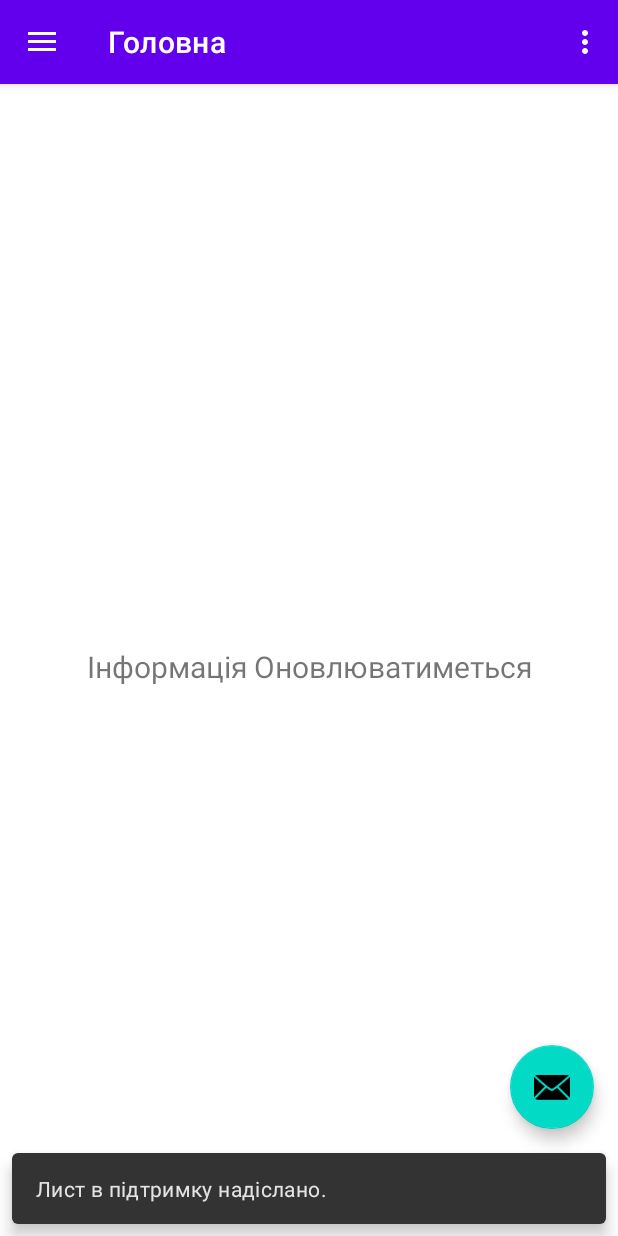
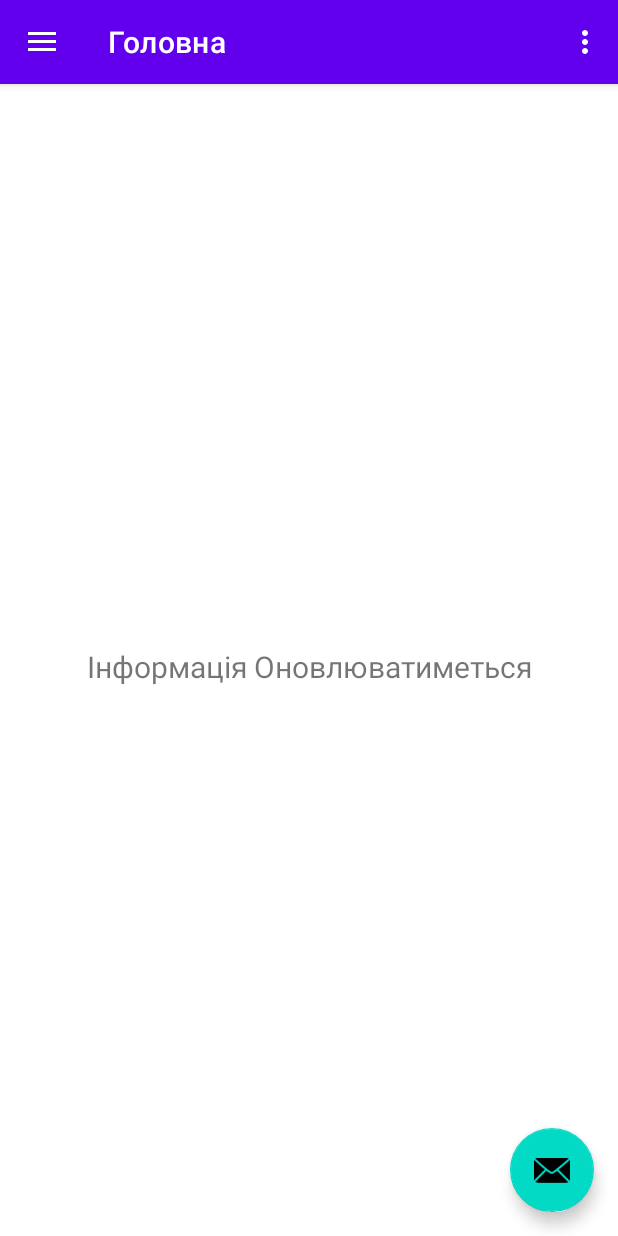
Before and after one commit to SviatoslavKondera/Kursova, an Android app: the NavigAct screen opened directly, with no data from a screen before it, after a tap on an icon or button, on a phone screen of 412 x 824 dp. Run offline under Robolectric (Android 15) with nearby library versions, the light colour scheme and no system bars; our stand-ins replace navigation-ui.

Commit message:
the last commit before timetable

```diff
--- a/app/src/main/java/com/example/mylnu/NavigAct.java
+++ b/app/src/main/java/com/example/mylnu/NavigAct.java
@@ -39,9 +39,9 @@ public class NavigAct extends AppCompatActivity {
         binding.appBarNavig.fab.setOnClickListener(new View.OnClickListener() {
             @Override
             public void onClick(View view) {
-                sendmail();
-                Snackbar.make(view, "Лист в підтримку надіслано.", Snackbar.LENGTH_LONG)
-                        .setAction("Action", null).show();
+                sendmail(view);
+                /*Snackbar.make(view, "Лист в підтримку надіслано.", Snackbar.LENGTH_LONG)
+                        .setAction("Action", null).show();*/
             }
         });
         DrawerLayout drawer = binding.drawerLayout;
@@ -82,7 +82,7 @@ public class NavigAct extends AppCompatActivity {
     }
 
 
-    public void sendmail() {
+    public void sendmail(View view) {
 
         //QWerty123_45
         //mylnu.service@gmail.com
--- a/app/src/main/res/layout/activity_login.xml
+++ b/app/src/main/res/layout/activity_login.xml
@@ -16,13 +16,14 @@
         android:id="@+id/username"
         android:layout_width="326dp"
         android:layout_height="48dp"
-        android:layout_marginTop="332dp"
+        android:layout_marginTop="260dp"
         android:hint="@string/prompt_email"
         android:inputType="textPersonName"
         android:selectAllOnFocus="true"
         app:layout_constraintEnd_toEndOf="parent"
-        app:layout_constraintHorizontal_bias="0.505"
+        app:layout_constraintHorizontal_bias="0.482"
         app:layout_constraintStart_toStartOf="parent"
+
         app:layout_constraintTop_toTopOf="parent" />
 
     <EditText
```
